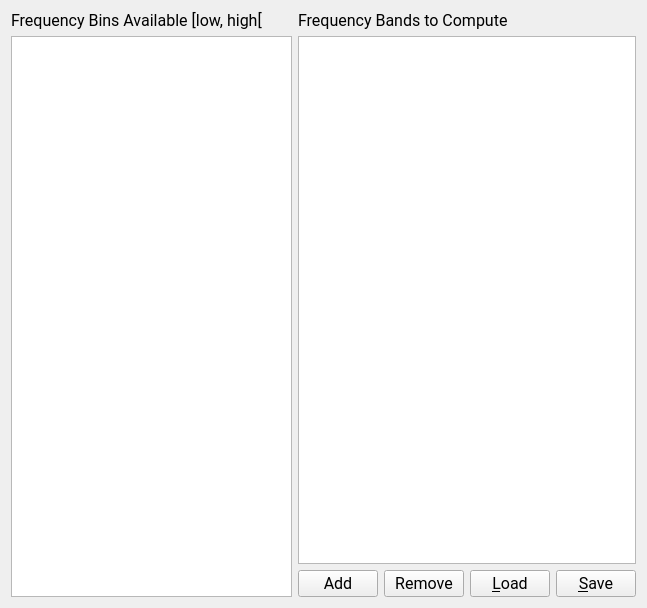
Qt form tools/CEAMSTools/PSACohortReview/FrequencyBand/Ui_FrequencyBand.ui (SnoozToolbox/snooz-package-ceams) before a commit.
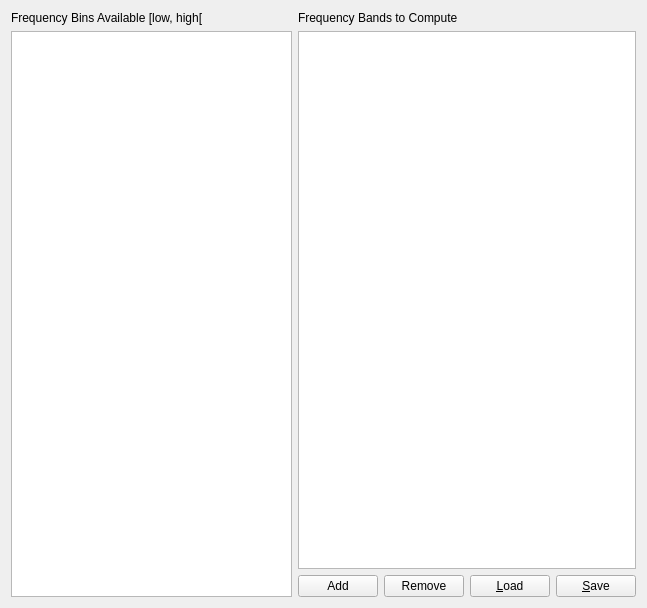
The same form after that commit.

Commit message: Font step 4: forms without fonts of their own, look kept

Patch:
```diff
--- a/tools/CEAMSTools/PSACohortReview/FrequencyBand/Ui_FrequencyBand.ui
+++ b/tools/CEAMSTools/PSACohortReview/FrequencyBand/Ui_FrequencyBand.ui
@@ -13,9 +13,6 @@
   <property name="windowTitle">
    <string/>
   </property>
-  <property name="styleSheet">
-   <string>font: 12pt &quot;Roboto&quot;;</string>
-  </property>
   <layout class="QHBoxLayout" name="horizontalLayout_3">
    <item>
     <layout class="QHBoxLayout" name="horizontalLayout_2">
@@ -25,8 +22,6 @@
         <widget class="QLabel" name="label_5">
          <property name="font">
           <font>
-           <family>Roboto</family>
-           <pointsize>12</pointsize>
            <italic>false</italic>
            <bold>false</bold>
           </font>
@@ -49,8 +44,6 @@
          </property>
          <property name="font">
           <font>
-           <family>Roboto</family>
-           <pointsize>12</pointsize>
            <italic>false</italic>
            <bold>false</bold>
           </font>
@@ -68,8 +61,6 @@
         <widget class="QLabel" name="label_6">
          <property name="font">
           <font>
-           <family>Roboto</family>
-           <pointsize>12</pointsize>
            <italic>false</italic>
            <bold>false</bold>
           </font>
@@ -101,8 +92,6 @@
          </property>
          <property name="font">
           <font>
-           <family>Roboto</family>
-           <pointsize>12</pointsize>
            <italic>false</italic>
            <bold>false</bold>
           </font>
@@ -133,8 +122,6 @@
           <widget class="QPushButton" name="add_pushButton">
            <property name="font">
             <font>
-             <family>Roboto</family>
-             <pointsize>12</pointsize>
              <italic>false</italic>
              <bold>false</bold>
             </font>
@@ -148,8 +135,6 @@
           <widget class="QPushButton" name="rem_pushButton">
            <property name="font">
             <font>
-             <family>Roboto</family>
-             <pointsize>12</pointsize>
              <italic>false</italic>
              <bold>false</bold>
             </font>
@@ -163,8 +148,6 @@
           <widget class="QPushButton" name="load_pushButton">
            <property name="font">
             <font>
-             <family>Roboto</family>
-             <pointsize>12</pointsize>
              <italic>false</italic>
              <bold>false</bold>
             </font>
@@ -178,8 +161,6 @@
           <widget class="QPushButton" name="save_pushButton">
            <property name="font">
             <font>
-             <family>Roboto</family>
-             <pointsize>12</pointsize>
              <italic>false</italic>
              <bold>false</bold>
             </font>
```
The commit also changes 427 other files.
